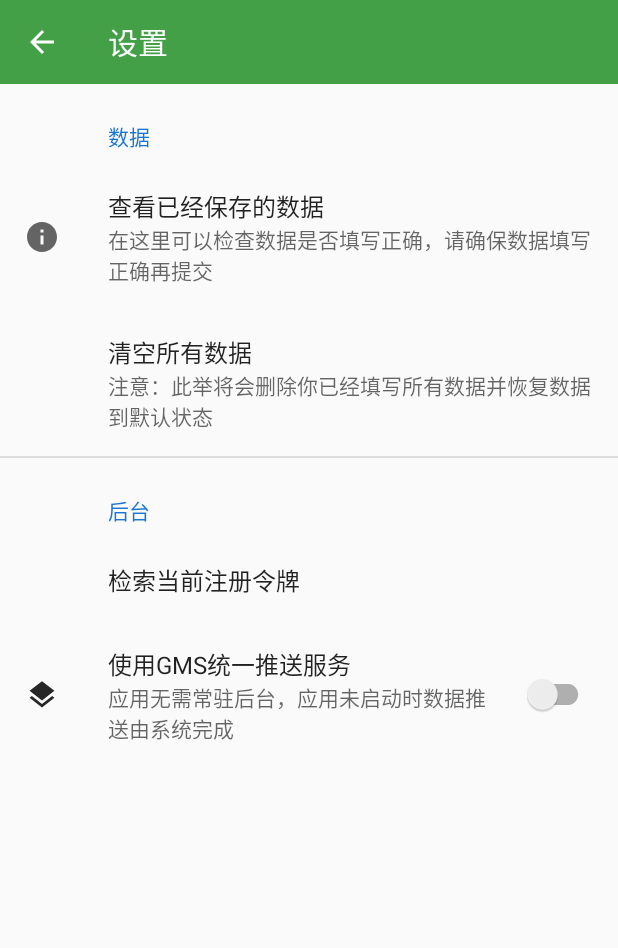
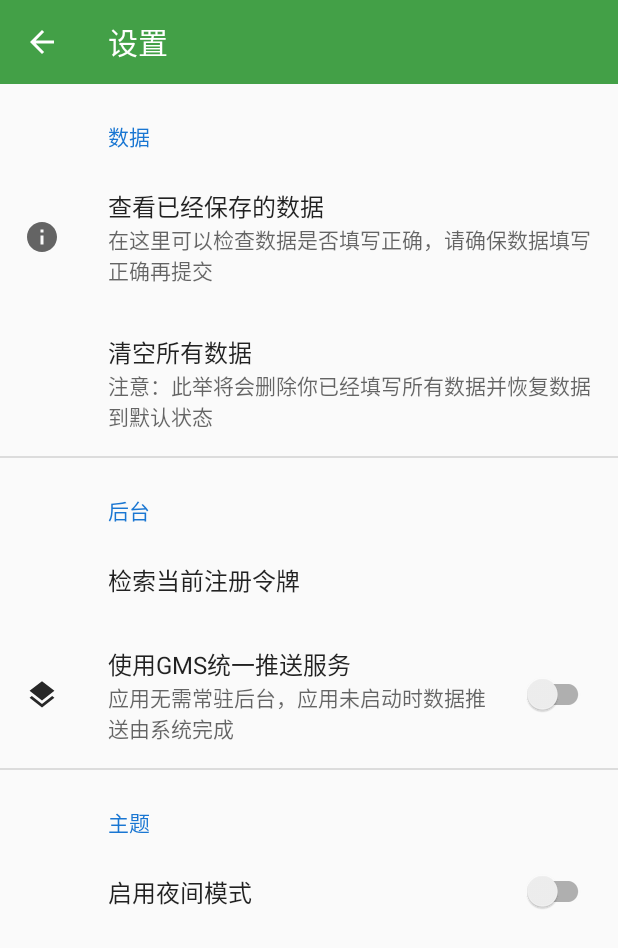
Before and after one commit to Ma-27/Autofill, an Android app: the screen it shows after launch (SettingsActivity), in the options menu, after a tap on "设置", on a phone screen of 412 x 824 dp. Shown: the top 948 px of the screen. Run offline under Robolectric (Android 15) with nearby library versions, the phone set to English and light mode, and no system bars; our stand-ins replace Room's generated code, androidx.preference; pictures from the network do not load.

Commit message:
fix bugs

```diff
--- a/app/build.gradle
+++ b/app/build.gradle
@@ -48,7 +48,7 @@ dependencies {
     implementation 'androidx.constraintlayout:constraintlayout:2.0.0'
     implementation 'androidx.navigation:navigation-fragment:2.3.0'
     implementation 'androidx.navigation:navigation-ui:2.3.0'
-    //设置支持
+    //支持设置菜单
     implementation 'androidx.preference:preference:1.1.1'
 
     implementation 'androidx.legacy:legacy-support-v4:1.0.0'
--- a/app/src/main/res/values/strings.xml
+++ b/app/src/main/res/values/strings.xml
@@ -54,4 +54,16 @@
     <string name="string_empty_data">清空所有数据</string>
     <string name="summary_saved_data">在这里可以检查数据是否填写正确，请确保数据填写正确再提交</string>
     <string name="summary_empty_data">注意：此举将会删除你已经填写所有数据并恢复数据到默认状态</string>
+
+    <string name="night_mode">Night Mode</string>
+    <string name="day_mode">Day Mode</string>
+    <string name="empty_data_warning">你确定要清空所有数据吗</string>
+    <string name="empty_data_warning_content">清空的数据将无法恢复,清空数据后，重启APP生效</string>
+    <string name="empty_data_successful">数据已清空</string>
+    <string name="empty_data_fail">数据未成功清空，请重试</string>
+    <string name="not_available_show">功能暂时不可用</string>
+    <string name="check_rethrive_registration">检索当前注册令牌</string>
+    <string name="theme">主题</string>
+    <string name="use_nightmood">启用夜间模式</string>
+    <string name="menu_confirm">确认</string>
 </resources>
--- a/app/src/main/res/xml/root_preferences.xml
+++ b/app/src/main/res/xml/root_preferences.xml
@@ -28,7 +28,7 @@
 
         <Preference
             app:key="retrieve_registration_switch"
-            app:title="检索当前注册令牌"
+            app:title="@string/check_rethrive_registration"
             />
 
         <SwitchPreferenceCompat
@@ -41,4 +41,14 @@
 
     </PreferenceCategory>
 
+    <PreferenceCategory
+        app:title="@string/theme">
+
+        <SwitchPreferenceCompat
+            app:key="dark_mode"
+            app:title="@string/use_nightmood"
+            app:defaultValue="false"
+            />
+
+    </PreferenceCategory>
 </PreferenceScreen>
```
Also changed, not shown: app/src/main/java/com/example/autofill/MainActivity.java (+10 -0 lines), app/src/main/java/com/example/autofill/setting/SettingsFragment.java (+42 -6 lines), app/src/main/res/drawable-anydpi/ic_post.xml (added, +11 -0 lines), app/src/main/res/layout/activity_main.xml (+17 -0 lines), app/src/main/res/drawable-hdpi/ic_post.png (added), app/src/main/res/drawable-mdpi/ic_post.png (added), app/src/main/res/drawable-xhdpi/ic_post.png (added), app/src/main/res/drawable-xxhdpi/ic_post.png (added), 6 other files.
